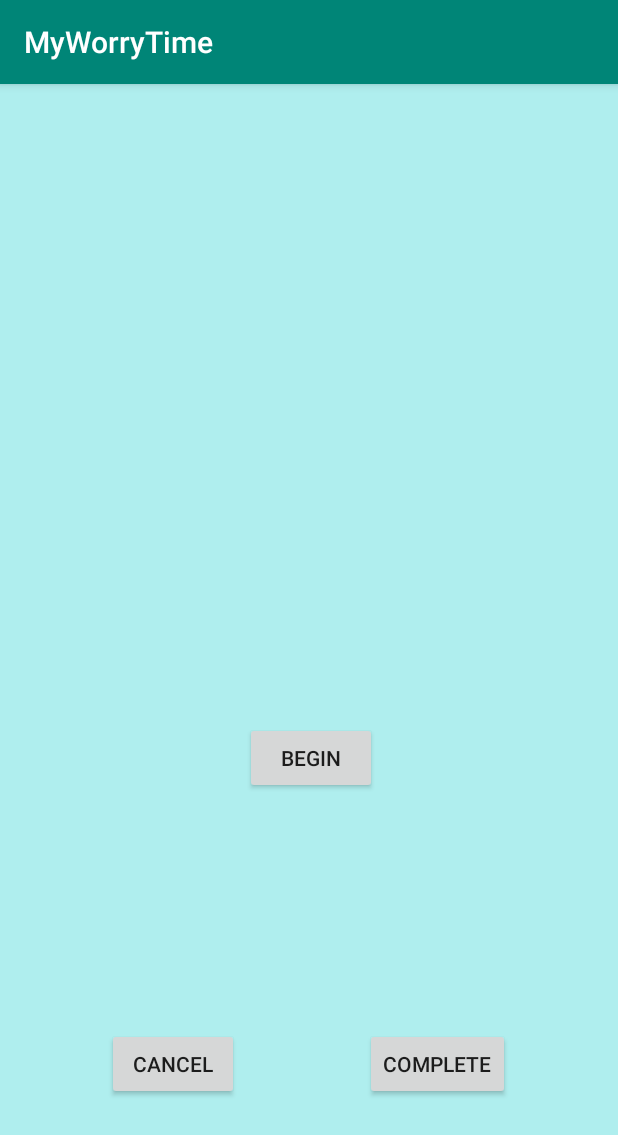
After one commit to WFoster1994/MyWorryTime, an Android app: the WorryTimeActivity screen opened directly, with no data from a screen before it, on a phone screen of 412 x 824 dp. The commit adds this screen. Shown: the top 1135 px of the screen. Run offline under Robolectric (Android 15) with nearby library versions, the phone set to English and light mode, and no system bars.

Commit message:
Basic design and coding for worrytime activity complete

```diff
--- /dev/null
+++ b/app/src/main/java/will/example/myworrytime/WorryTimeActivity.java
@@ -0,0 +1,14 @@
+package will.example.myworrytime;
+
+import androidx.appcompat.app.AppCompatActivity;
+
+import android.os.Bundle;
+
+public class WorryTimeActivity extends AppCompatActivity {
+
+    @Override
+    protected void onCreate(Bundle savedInstanceState) {
+        super.onCreate(savedInstanceState);
+        setContentView(R.layout.activity_worry_time);
+    }
+}
--- /dev/null
+++ b/app/src/main/res/layout/activity_worry_time.xml
@@ -0,0 +1,45 @@
+<?xml version="1.0" encoding="utf-8"?>
+<androidx.constraintlayout.widget.ConstraintLayout xmlns:android="http://schemas.android.com/apk/res/android"
+    xmlns:app="http://schemas.android.com/apk/res-auto"
+    xmlns:tools="http://schemas.android.com/tools"
+    android:layout_width="match_parent"
+    android:layout_height="match_parent"
+    android:background ="@color/pale_blue"
+    tools:context=".WorryTimeActivity">
+
+    <Button
+        android:id="@+id/begin_time_button"
+        android:layout_width="wrap_content"
+        android:layout_height="wrap_content"
+        android:text="Begin"
+        app:layout_constraintBottom_toBottomOf="parent"
+        app:layout_constraintEnd_toEndOf="parent"
+        app:layout_constraintHorizontal_bias="0.504"
+        app:layout_constraintStart_toStartOf="parent"
+        app:layout_constraintTop_toTopOf="parent"
+        app:layout_constraintVertical_bias="0.591" />
+
+    <Button
+        android:id="@+id/cancel_time_button"
+        android:layout_width="wrap_content"
+        android:layout_height="wrap_content"
+        android:text="@android:string/cancel"
+        app:layout_constraintBottom_toBottomOf="parent"
+        app:layout_constraintEnd_toStartOf="@+id/complete_time_button"
+        app:layout_constraintHorizontal_bias="0.46"
+        app:layout_constraintStart_toStartOf="parent"
+        app:layout_constraintTop_toTopOf="parent"
+        app:layout_constraintVertical_bias="0.874" />
+
+    <Button
+        android:id="@+id/complete_time_button"
+        android:layout_width="wrap_content"
+        android:layout_height="wrap_content"
+        android:layout_marginEnd="72dp"
+        android:layout_marginRight="72dp"
+        android:text="Complete"
+        app:layout_constraintBottom_toBottomOf="parent"
+        app:layout_constraintEnd_toEndOf="parent"
+        app:layout_constraintTop_toTopOf="parent"
+        app:layout_constraintVertical_bias="0.874" />
+</androidx.constraintlayout.widget.ConstraintLayout>
```
Also changed, not shown: app/src/main/AndroidManifest.xml (+5 -4 lines), app/src/main/java/will/example/myworrytime/MainActivity.java (+14 -5 lines), app/src/main/java/will/example/myworrytime/WorryActivity.java (+0 -12 lines).
